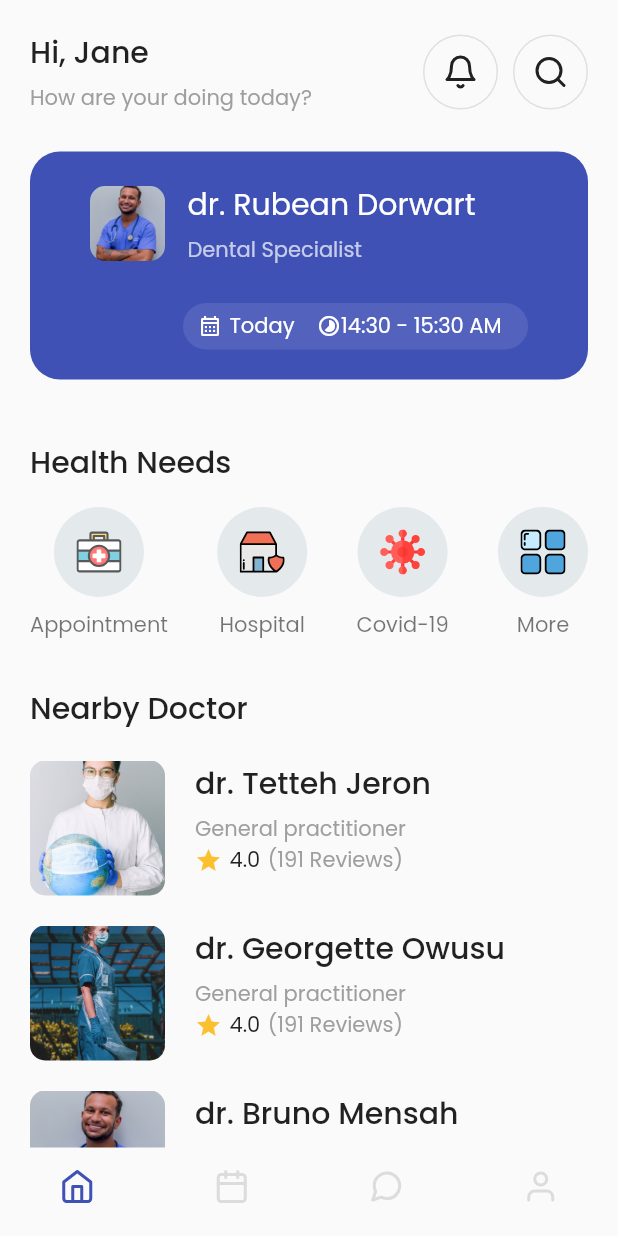
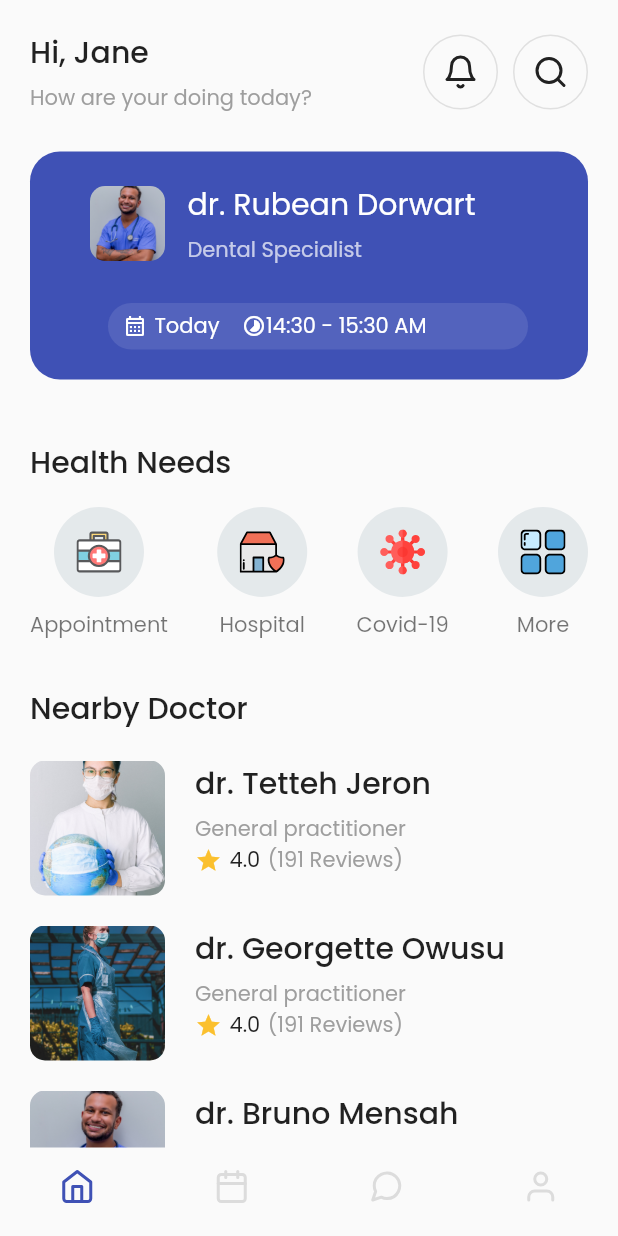
Before and after one commit to jeronasiedu/health-app, a Flutter app: the screen it shows after launch, on a phone screen of 412 x 824 dp. Run offline on Flutter 3.47's test engine with Material 2 defaults, Android fonts, the light colour scheme and no system bars; our stand-ins replace flutter_feather_icons, flutter_svg, google_fonts.

Commit message:
fix card

```diff
--- a/lib/widgets/card.dart
+++ b/lib/widgets/card.dart
@@ -61,7 +61,7 @@ class MyCard extends StatelessWidget {
           Align(
             alignment: Alignment.topRight,
             child: Container(
-              width: 230,
+              width: 280,
               padding: const EdgeInsets.symmetric(vertical: 5, horizontal: 10),
               decoration: BoxDecoration(
                 borderRadius: BorderRadius.circular(30),
```
